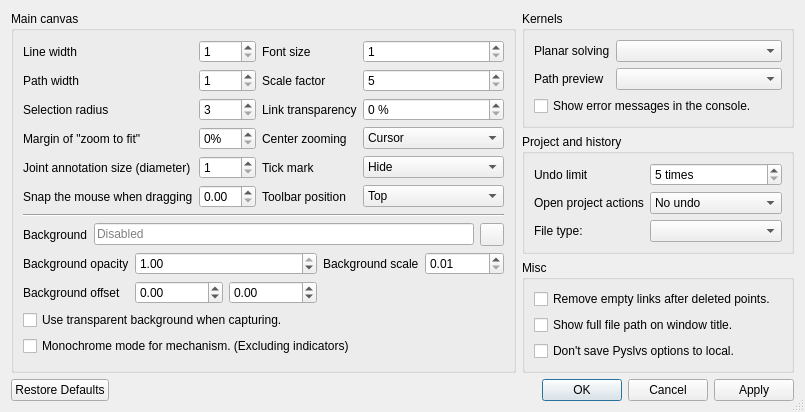
The window that pyslvs_ui/io/preference.ui (KmolYuan/Pyslvs-UI) describes before a commit, drawn with Qt 5.
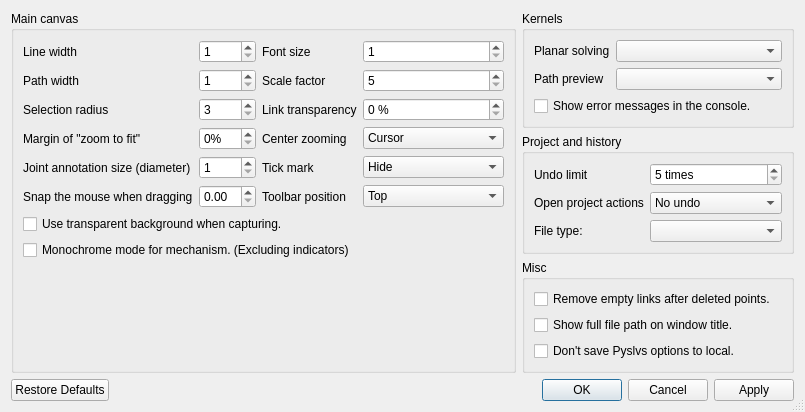
The same window after the commit. Icons and pictures are not drawn.

Commit message: Move background option into project file.

```diff
--- a/pyslvs_ui/io/preference.ui
+++ b/pyslvs_ui/io/preference.ui
@@ -7,7 +7,7 @@
     <x>0</x>
     <y>0</y>
     <width>711</width>
-    <height>394</height>
+    <height>372</height>
    </rect>
   </property>
   <property name="windowTitle">
@@ -269,117 +269,6 @@
           </item>
          </layout>
         </item>
-        <item>
-         <widget class="Line" name="line">
-          <property name="orientation">
-           <enum>Qt::Horizontal</enum>
-          </property>
-         </widget>
-        </item>
-        <item>
-         <layout class="QHBoxLayout" name="background_layout">
-          <item>
-           <widget class="QLabel" name="background_label">
-            <property name="text">
-             <string>Background</string>
-            </property>
-           </widget>
-          </item>
-          <item>
-           <widget class="QLineEdit" name="background_option">
-            <property name="placeholderText">
-             <string>Disabled</string>
-            </property>
-            <property name="clearButtonEnabled">
-             <bool>true</bool>
-            </property>
-           </widget>
-          </item>
-          <item>
-           <widget class="QToolButton" name="background_choose_dir">
-            <property name="icon">
-             <iconset resource="../icons.qrc">
-              <normaloff>:/icons/loadfile.png</normaloff>:/icons/loadfile.png</iconset>
-            </property>
-           </widget>
-          </item>
-         </layout>
-        </item>
-        <item>
-         <layout class="QGridLayout" name="gridLayout_2">
-          <item row="0" column="0">
-           <widget class="QLabel" name="background_opacity_label">
-            <property name="text">
-             <string>Background opacity</string>
-            </property>
-           </widget>
-          </item>
-          <item row="0" column="1">
-           <widget class="QDoubleSpinBox" name="background_opacity_option">
-            <property name="maximum">
-             <double>1.000000000000000</double>
-            </property>
-            <property name="singleStep">
-             <double>0.100000000000000</double>
-            </property>
-            <property name="value">
-             <double>1.000000000000000</double>
-            </property>
-           </widget>
-          </item>
-          <item row="0" column="2">
-           <widget class="QLabel" name="background_scale_label">
-            <property name="text">
-             <string>Background scale</string>
-            </property>
-           </widget>
-          </item>
-          <item row="0" column="3">
-           <widget class="QDoubleSpinBox" name="background_scale_option">
-            <property name="minimum">
-             <double>0.010000000000000</double>
-            </property>
-            <property name="maximum">
-             <double>10.000000000000000</double>
-            </property>
-            <property name="singleStep">
-             <double>0.020000000000000</double>
-            </property>
-           </widget>
-          </item>
-          <item row="1" column="0">
-           <widget class="QLabel" name="background_offset_label">
-            <property name="text">
-             <string>Background offset</string>
-            </property>
-           </widget>
-          </item>
-          <item row="1" column="1">
-           <layout class="QHBoxLayout" name="background_offset_layout">
-            <item>
-             <widget class="QDoubleSpinBox" name="background_offset_x_option">
-              <property name="minimum">
-               <double>-999999.000000000000000</double>
-              </property>
-              <property name="maximum">
-               <double>999999.000000000000000</double>
-              </property>
-             </widget>
-            </item>
-            <item>
-             <widget class="QDoubleSpinBox" name="background_offset_y_option">
-              <property name="minimum">
-               <double>-999999.000000000000000</double>
-              </property>
-              <property name="maximum">
-               <double>999999.000000000000000</double>
-              </property>
-             </widget>
-            </item>
-           </layout>
-          </item>
-         </layout>
-        </item>
         <item>
          <widget class="QCheckBox" name="grab_no_background_option">
           <property name="text">
```
The commit also changes 14 other files.
